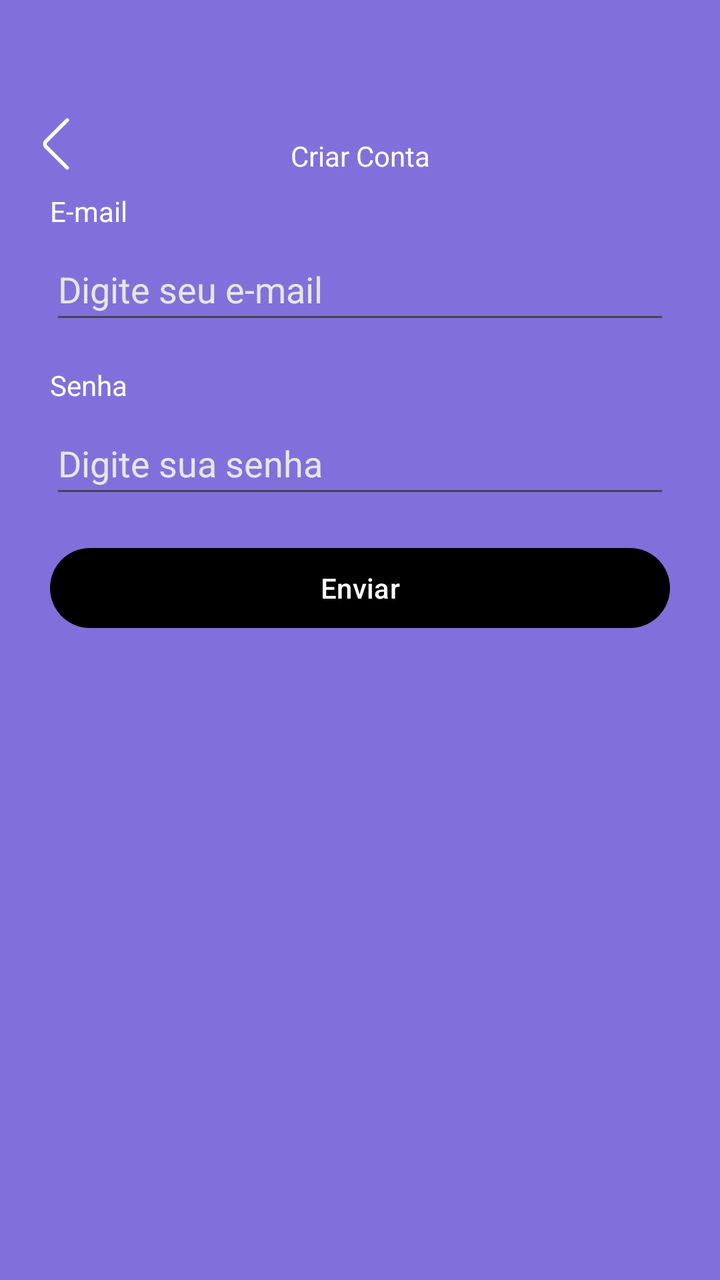
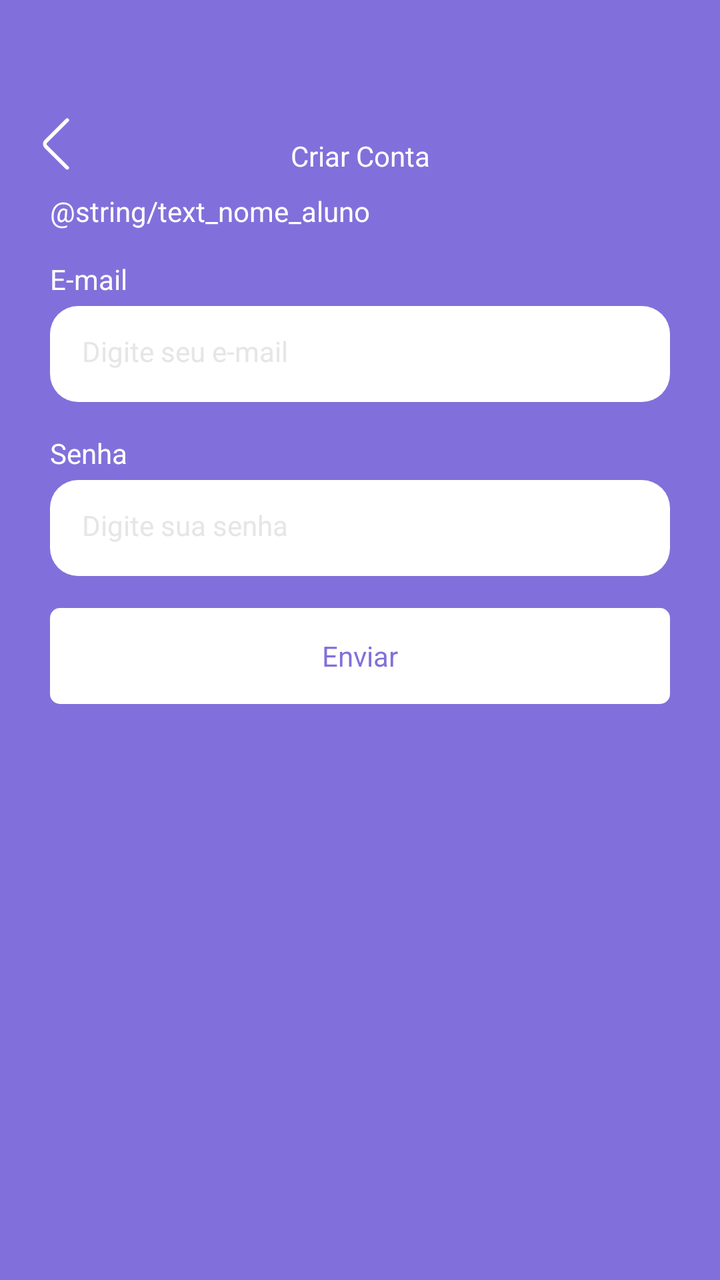

Before-and-after screenshots of an Android layout around one commit, followed by the original layout XML and the change that was made.
<!-- AndroidManifest.xml: application theme Theme.Kanban -->
<!-- res/layout/fragment_register.xml -->
<?xml version="1.0" encoding="utf-8"?>
<ScrollView xmlns:android="http://schemas.android.com/apk/res/android"
    xmlns:tools="http://schemas.android.com/tools"
    android:layout_width="match_parent"
    android:layout_height="match_parent"
    xmlns:app="http://schemas.android.com/apk/res-auto"
    tools:context=".ui.auth.RegisterFragment"
    android:fillViewport="true">

    <LinearLayout
        android:layout_width="match_parent"
        android:layout_height="wrap_content"
        android:orientation="vertical"
        android:id="@+id/LinearLayout1">

        <com.google.android.material.appbar.MaterialToolbar
            android:id="@+id/toolbar"
            android:layout_width="match_parent"
            android:layout_height="wrap_content"
            app:navigationIcon="@drawable/ic_back"
            android:paddingTop="40dp">

            <TextView
                android:layout_width="wrap_content"
                android:layout_height="wrap_content"
                android:text="@string/text_create_account"
                android:textColor="@color/white"
                android:layout_gravity="center_horizontal"
                android:paddingTop="20dp"/>

        </com.google.android.material.appbar.MaterialToolbar>

    <LinearLayout
        android:id="@+id/LinearLayout2"
        android:layout_width="match_parent"
        android:layout_height="wrap_content"
        android:orientation="vertical"
        android:layout_marginHorizontal="25dp">

        <TextView
            android:layout_width="wrap_content"
            android:layout_height="wrap_content"
            android:text="@string/text_email"
            android:textColor="@color/white"/>

        <EditText
            android:id="@+id/editTextEmail"
            android:layout_width="match_parent"
            android:layout_height="48dp"
            android:hint="@string/text_hint_type_email"
            android:textColorHint="@color/slight_white"
            android:inputType="textEmailAddress"
            android:layout_marginTop="4dp"/>

        <TextView
            android:layout_width="wrap_content"
            android:layout_height="wrap_content"
            android:text="@string/text_senha"
            android:textColor="@color/white"
            android:layout_marginTop="16dp"/>

        <EditText
            android:id="@+id/editTextSenha"
            android:layout_width="match_parent"
            android:layout_height="48dp"
            android:inputType="textPassword"
            android:hint="@string/text_hint_type_senha"
            android:textColorHint="@color/slight_white"
            android:layout_marginTop="4dp"/>

        <com.google.android.material.button.MaterialButton
            android:id="@+id/buttonEnviar"
            android:layout_width="match_parent"
            android:layout_height="wrap_content"
            android:text="@string/text_send"
            app:backgroundTint="@null"
            android:layout_marginTop="16dp"/>

        <LinearLayout
            android:layout_width="match_parent"
            android:layout_height="wrap_content"
            android:orientation="horizontal"
            android:layout_marginTop="4dp">
        </LinearLayout>

        <ProgressBar
            android:id="@+id/progressBar"
            android:layout_width="wrap_content"
            android:layout_height="wrap_content"
            android:layout_marginTop="8dp"
            android:indeterminateTint="@color/white"
            android:layout_gravity="center"
            android:visibility="invisible"
            tools:visibility="visible"/>
    </LinearLayout>
    </LinearLayout>
</ScrollView>
<!-- resources referenced by this layout -->
<resources>
  <color name="slight_white">#E6E6E6</color>
  <color name="white">#FFFFFFFF</color>
  <!-- drawable ic_back (drawable) -->
  <vector xmlns:android="http://schemas.android.com/apk/res/android" android:height="30dp" android:viewportHeight="32" android:viewportWidth="32" android:width="30dp">
        
      <path android:fillColor="#FFFFFF" android:pathData="M22,29.73a1,1 0,0 1,-0.71 -0.29L9.93,18.12a3,3 0,0 1,0 -4.24L21.24,2.56A1,1 0,1 1,22.66 4L11.34,15.29a1,1 0,0 0,0 1.42L22.66,28a1,1 0,0 1,0 1.42A1,1 0,0 1,22 29.73Z"/>
      
  </vector>
  <string name="text_create_account">Criar Conta</string>
  <string name="text_email">E-mail</string>
  <string name="text_hint_type_email">Digite seu e-mail</string>
  <string name="text_hint_type_senha">Digite sua senha</string>
  <string name="text_send">Enviar</string>
  <string name="text_senha">Senha</string>
  <style name="Theme.Kanban" parent="Base.Theme.Kanban" />
  <style name="Base.Theme.Kanban" parent="Theme.Material3.DayNight.NoActionBar">
          
          
          <item name="colorPrimary">@color/color_default</item>
          <item name="colorPrimaryVariant">@color/color_default</item>
          <item name="android:windowBackground">@color/color_default</item>
      </style>
  <color name="color_default">#8170DB</color>
</resources>

<!-- the commit's change to res/layout/fragment_register.xml (unified diff, before → after) -->
@@ -40,6 +40,13 @@
         <TextView
             android:layout_width="wrap_content"
             android:layout_height="wrap_content"
+            android:text="@string/text_nome_aluno"
+            android:textColor="@color/white"
+            android:paddingBottom="15dp"/>
+
+        <TextView
+            android:layout_width="wrap_content"
+            android:layout_height="wrap_content"
             android:text="@string/text_email"
             android:textColor="@color/white"/>
 
@@ -50,7 +57,9 @@
             android:hint="@string/text_hint_type_email"
             android:textColorHint="@color/slight_white"
             android:inputType="textEmailAddress"
-            android:layout_marginTop="4dp"/>
+            android:layout_marginTop="4dp"
+            android:textColor="@color/black"
+            style="@style/EditTextTheme"/>
 
         <TextView
             android:layout_width="wrap_content"
@@ -66,7 +75,10 @@
             android:inputType="textPassword"
             android:hint="@string/text_hint_type_senha"
             android:textColorHint="@color/slight_white"
-            android:layout_marginTop="4dp"/>
+            android:layout_marginTop="4dp"
+            android:textColor="@color/black"
+            style="@style/EditTextTheme"
+            />
 
         <com.google.android.material.button.MaterialButton
             android:id="@+id/buttonEnviar"
@@ -74,7 +86,8 @@
             android:layout_height="wrap_content"
             android:text="@string/text_send"
             app:backgroundTint="@null"
-            android:layout_marginTop="16dp"/>
+            android:layout_marginTop="16dp"
+            style="@style/ButtonTheme"/>
 
         <LinearLayout
             android:layout_width="match_parent"
<!-- resource entries referenced after the edit -->
@@ -1,5 +1,6 @@
 <!-- resources referenced by this layout -->
 <resources>
+  <color name="black">#FF000000</color>
   <color name="slight_white">#E6E6E6</color>
   <color name="white">#FFFFFFFF</color>
   <!-- drawable ic_back (drawable) -->
@@ -14,7 +15,27 @@
   <string name="text_hint_type_senha">Digite sua senha</string>
   <string name="text_send">Enviar</string>
   <string name="text_senha">Senha</string>
+  <style name="ButtonTheme" parent="Theme.MaterialComponents.DayNight.NoActionBar">
+          <item name="android:background">@drawable/bg_btn</item>
+          <item name="android:textAllCaps">false</item>
+          <item name="android:textColor">@color/color_default</item>
+          <item name="android:backgroundTint">@null</item>
+      </style>
+  <style name="EditTextTheme" parent="Theme.MaterialComponents.DayNight.NoActionBar">
+          <item name="android:background">@drawable/bg_edit_text</item>
+          <item name="android:padding">16dp</item>
+          <item name="android:textSize">14sp</item>
+      </style>
   <style name="Theme.Kanban" parent="Base.Theme.Kanban" />
+  <!-- drawable bg_btn (drawable) -->
+  <?xml version="1.0" encoding="utf-8"?>
+  <shape xmlns:android="http://schemas.android.com/apk/res/android"
+      android:shape="rectangle">
+  
+      <solid android:color="@color/white"/>
+      <corners android:radius="5dp"/>
+  
+  </shape>
   <style name="Base.Theme.Kanban" parent="Theme.Material3.DayNight.NoActionBar">
           
           
@@ -23,5 +44,14 @@
           <item name="android:windowBackground">@color/color_default</item>
       </style>
   <color name="color_default">#8170DB</color>
+  <!-- drawable bg_edit_text (drawable) -->
+  <?xml version="1.0" encoding="utf-8"?>
+  <shape xmlns:android="http://schemas.android.com/apk/res/android"
+      android:shape="rectangle">
+  
+      <solid android:color="@color/white"/>
+      <corners android:radius="14dp"/>
+  
+  </shape>
 </resources>
 
